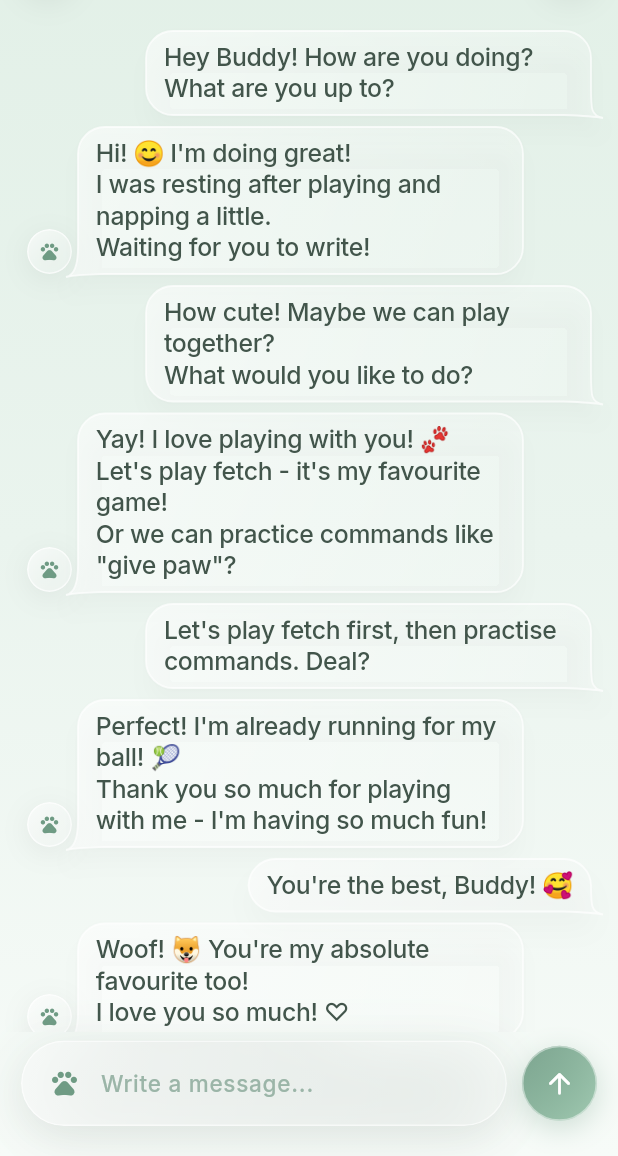
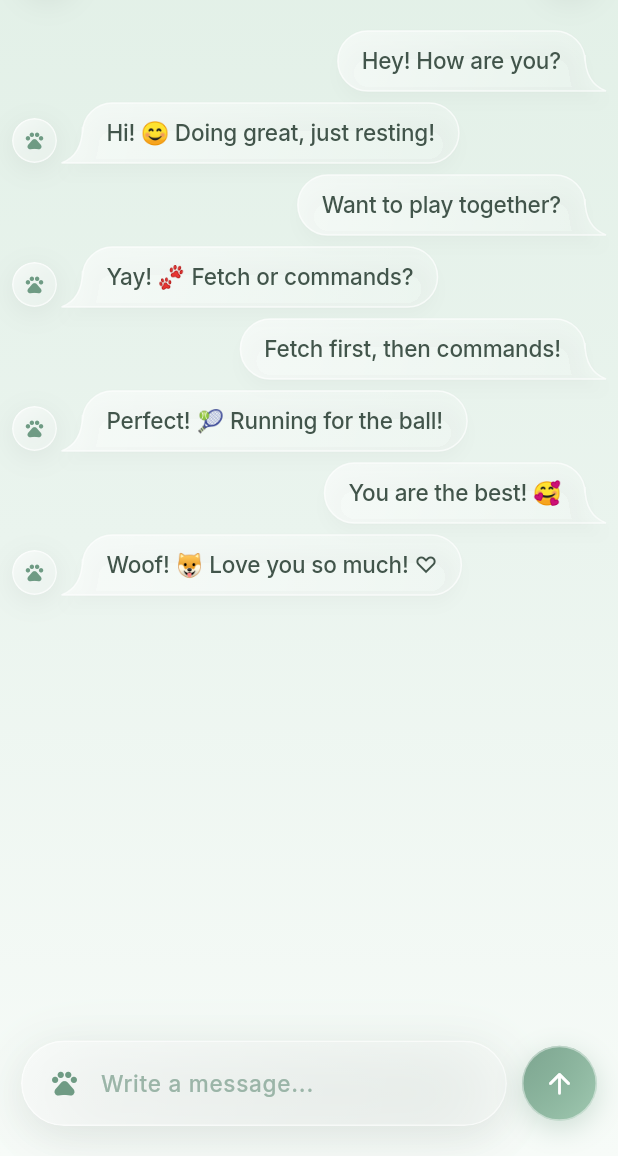
Before and after one commit to denly1/SoulPet, a Flutter app: the ChatScreen screen opened by its route, on a phone screen of 412 x 824 dp, the part 80-1236 px from its top. Run offline on Flutter 3.47's test engine with Material 3 defaults, Android fonts, the light colour scheme and no system bars; our stand-ins replace dartz, dio, equatable, flutter_secure_storage, get_it, go_router and 2 more; missing offline and left inert: liquid_glass_widgets; accounts and stored records are empty.

Commit message:
Refine chat bubble tail shape with smooth cubic Bezier curves

```diff
--- a/lib/features/chat/presentation/screens/chat_screen.dart
+++ b/lib/features/chat/presentation/screens/chat_screen.dart
@@ -21,14 +21,14 @@ class _ChatScreenState extends State<ChatScreen> {
   final _scrollController = ScrollController();
 
   final List<_Message> _messages = [
-    _Message(text: 'Hey Buddy! How are you doing? What are you up to?', isUser: true, time: '10:24'),
-    _Message(text: 'Hi! 😊 I\'m doing great!\nI was resting after playing and napping a little.\nWaiting for you to write!', isUser: false, time: '10:25'),
-    _Message(text: 'How cute! Maybe we can play together?\nWhat would you like to do?', isUser: true, time: '10:26'),
-    _Message(text: 'Yay! I love playing with you! 🐾\nLet\'s play fetch - it\'s my favourite game!\nOr we can practice commands like "give paw"?', isUser: false, time: '10:27'),
-    _Message(text: 'Let\'s play fetch first, then practise commands. Deal?', isUser: true, time: '10:28'),
-    _Message(text: 'Perfect! I\'m already running for my ball! 🎾\nThank you so much for playing with me - I\'m having so much fun!', isUser: false, time: '10:28'),
-    _Message(text: 'You\'re the best, Buddy! 🥰', isUser: true, time: '10:29'),
-    _Message(text: 'Woof! 🐶 You\'re my absolute favourite too!\nI love you so much! ♡', isUser: false, time: '10:29'),
+    _Message(text: 'Hey! How are you?', isUser: true, time: '10:24'),
+    _Message(text: 'Hi! 😊 Doing great, just resting!', isUser: false, time: '10:25'),
+    _Message(text: 'Want to play together?', isUser: true, time: '10:26'),
+    _Message(text: 'Yay! 🐾 Fetch or commands?', isUser: false, time: '10:27'),
+    _Message(text: 'Fetch first, then commands!', isUser: true, time: '10:28'),
+    _Message(text: 'Perfect! 🎾 Running for the ball!', isUser: false, time: '10:28'),
+    _Message(text: 'You are the best! 🥰', isUser: true, time: '10:29'),
+    _Message(text: 'Woof! 🐶 Love you so much! ♡', isUser: false, time: '10:29'),
   ];
 
   void _sendMessage() {
@@ -77,7 +77,7 @@ class _ChatScreenState extends State<ChatScreen> {
                   padding: const EdgeInsets.fromLTRB(8, 16, 8, 8),
                   itemCount: _messages.length,
                   itemBuilder: (context, i) {
-                    final msg = _messages[i];
+                    final msg  = _messages[i];
                     final next = i < _messages.length - 1 ? _messages[i + 1] : null;
                     final showTail = next == null || next.isUser != msg.isUser;
                     return _MessageRow(msg: msg, showTail: showTail);
@@ -149,13 +149,14 @@ class _MessageRow extends StatelessWidget {
 
   @override
   Widget build(BuildContext context) {
-    final maxW = MediaQuery.of(context).size.width * 0.72;
+    final screenW = MediaQuery.of(context).size.width;
+    // Аватар 30 + зазор 16 + выступ хвостика 11 с каждой стороны
+    final maxW = screenW * 0.72;
     final isUser = msg.isUser;
 
-    // Отступ снаружи: 10 со стороны хвостика (для его выступа), 6 с другой
     final outerPadding = EdgeInsets.only(
-      left: isUser ? 6 : 10,
-      right: isUser ? 10 : 6,
+      left:   isUser ? 8 : 0,
+      right:  isUser ? 0 : 8,
       bottom: showTail ? 8 : 2,
     );
 
@@ -173,7 +174,8 @@ class _MessageRow extends StatelessWidget {
               )
             else
               const SizedBox(width: 30),
-            const SizedBox(width: 4),
+            // Зазор 3px воздух (хвостик уже компенсирован padding в _IMessageBubble)
+            const SizedBox(width: 3),
           ],
           ConstrainedBox(
             constraints: BoxConstraints(maxWidth: maxW),
@@ -191,82 +193,54 @@ class _MessageRow extends StatelessWidget {
 
 // ── iMessage bubble ──────────────────────────────────────────────────────────
 
-const double _kR = 18.0;
+const double _kTailOutset = 14.0;
 
-/// Строит путь пузыря iMessage 1-в-1.
-/// Хвостик: плавный переход стенки → острый кончик → вогнутый возврат.
 Path _buildBubblePath(Size size, {required bool isMe, required bool showTail}) {
-  final double r = _kR;
-  final double w = size.width;
-  final double h = size.height;
+  final w = size.width;
+  final h = size.height;
+  const double r = 20.0;
+  final t = _kTailOutset;
   final p = Path();
 
+  if (!showTail) {
+    p.addRRect(RRect.fromLTRBR(0, 0, w, h, const Radius.circular(r)));
+    return p;
+  }
+
   if (isMe) {
-    // ── Правый пузырь (пользователь) ──
     p.moveTo(r, 0);
     p.lineTo(w - r, 0);
-    p.arcToPoint(Offset(w, r), radius: Radius.circular(r));
-
-    if (showTail) {
-      // Правая стенка до хвостика
-      p.lineTo(w, h - r);
-      // Плавный переход стенки в хвостик
-      p.cubicTo(
-        w, h - 4,           // cp1: продолжение стенки
-        w, h + 0.5,         // cp2: чуть ниже дна
-        w + 8, h + 2,       // кончик хвоста
-      );
-      // Вогнутый возврат от кончика к дну пузыря
-      p.cubicTo(
-        w + 3, h + 1,       // cp1: рядом с кончиком
-        w - 4, h + 0.5,     // cp2: к дну с вогнутостью
-        w - r, h,           // точка на дне
-      );
-    } else {
-      p.lineTo(w, h - r);
-      p.arcToPoint(Offset(w - r, h), radius: Radius.circular(r));
-    }
-
-    // Дно и левая сторона
+    p.arcToPoint(Offset(w, r), radius: const Radius.circular(r));
+    // Правый бок вниз до стыка хвоста (~40%)
+    p.lineTo(w, h * 0.40);
+    // Длинная вогнутая кривая → кончик
+    p.cubicTo(w, h * 0.85, w + t * 0.7, h * 0.96, w + t, h);
+    // Плавный возврат к низу тела
+    p.cubicTo(w + t * 0.15, h, w + 1, h, w - 3, h);
+    // Низ
     p.lineTo(r, h);
-    p.arcToPoint(Offset(0, h - r), radius: Radius.circular(r));
+    p.arcToPoint(Offset(0, h - r), radius: const Radius.circular(r));
     p.lineTo(0, r);
-    p.arcToPoint(Offset(r, 0), radius: Radius.circular(r));
-
+    p.arcToPoint(Offset(r, 0), radius: const Radius.circular(r));
+    p.close();
   } else {
-    // ── Левый пузырь (питомец) ──
     p.moveTo(r, 0);
     p.lineTo(w - r, 0);
-    p.arcToPoint(Offset(w, r), radius: Radius.circular(r));
+    p.arcToPoint(Offset(w, r), radius: const Radius.circular(r));
     p.lineTo(w, h - r);
-    p.arcToPoint(Offset(w - r, h), radius: Radius.circular(r));
-
-    if (showTail) {
-      // Дно до хвостика
-      p.lineTo(r, h);
-      // Плавный переход дна в хвостик
-      p.cubicTo(
-        4, h + 0.5,         // cp1: к краю дна
-        0, h + 0.5,         // cp2: чуть ниже дна
-        -8, h + 2,          // кончик хвоста
-      );
-      // Вогнутый возврат от кончика к стенке
-      p.cubicTo(
-        -3, h + 1,          // cp1: рядом с кончиком
-        0, h - 4,           // cp2: к стенке с вогнутостью
-        0, h - r,           // точка на стенке
-      );
-    } else {
-      p.lineTo(r, h);
-      p.arcToPoint(Offset(0, h - r), radius: Radius.circular(r));
-    }
-
-    // Левая сторона
+    p.arcToPoint(Offset(w - r, h), radius: const Radius.circular(r));
+    // Низ влево до стыка хвоста
+    p.lineTo(3, h);
+    // Плавный переход к кончику
+    p.cubicTo(-1, h, -t * 0.15, h, -t, h);
+    // Длинная вогнутая кривая вверх по левому боку
+    p.cubicTo(-t * 0.7, h * 0.96, 0, h * 0.85, 0, h * 0.40);
+    // Левый бок вверх
     p.lineTo(0, r);
-    p.arcToPoint(Offset(r, 0), radius: Radius.circular(r));
+    p.arcToPoint(Offset(r, 0), radius: const Radius.circular(r));
+    p.close();
   }
 
-  p.close();
   return p;
 }
 
@@ -283,19 +257,22 @@ class _IMessageBubble extends StatelessWidget {
 
   @override
   Widget build(BuildContext context) {
+    final painter = _GlassBubblePainter(isUser: isUser, showTail: showTail);
     final content = Padding(
-      padding: const EdgeInsets.symmetric(horizontal: 12, vertical: 7),
+      padding: const EdgeInsets.symmetric(horizontal: 16, vertical: 10),
       child: _BubbleContent(msg: msg, isUser: isUser),
     );
 
-    // Без BackdropFilter на каждом пузыре — только paint
-    return CustomPaint(
-      painter: _GlassBubblePainter(
-        isUser: isUser,
-        showTail: showTail,
-      ),
-      child: content,
-    );
+    if (showTail) {
+      return Padding(
+        padding: EdgeInsets.only(
+          right: isUser ? _kTailOutset : 0,
+          left:  isUser ? 0 : _kTailOutset,
+        ),
+        child: CustomPaint(painter: painter, child: content),
+      );
+    }
+    return CustomPaint(painter: painter, child: content);
   }
 }
 
@@ -311,17 +288,12 @@ class _GlassBubblePainter extends CustomPainter {
   @override
   void paint(Canvas canvas, Size size) {
     final path = _buildBubblePath(size, isMe: isUser, showTail: showTail);
-    final rect = Rect.fromLTWH(0, 0, size.width, size.height);
+    final rect  = Rect.fromLTWH(0, 0, size.width, size.height);
 
-    // Лёгкая тень для глубины
-    canvas.drawShadow(
-      path,
-      const Color(0x1A000000),
-      6,
-      false,
-    );
+    // Тень
+    canvas.drawShadow(path, const Color(0x1A000000), 4, false);
 
-    // Оба пузыря — чистый прозрачный white glass
+    // Стеклянный залив
     final gradient = LinearGradient(
       colors: [
         Colors.white.withValues(alpha: 0.55),
@@ -332,7 +304,6 @@ class _GlassBubblePainter extends CustomPainter {
       begin: Alignment.topLeft,
       end: Alignment.bottomRight,
     );
-
     canvas.drawPath(
       path,
       Paint()
@@ -340,13 +311,13 @@ class _GlassBubblePainter extends CustomPainter {
         ..style = PaintingStyle.fill,
     );
 
-    // Белая обводка для обоих
+    // Обводка
     canvas.drawPath(
       path,
       Paint()
         ..color = Colors.white.withValues(alpha: 0.70)
         ..style = PaintingStyle.stroke
-        ..strokeWidth = 1.2,
+        ..strokeWidth = 1.0,
     );
   }
 
@@ -365,11 +336,11 @@ class _BubbleContent extends StatelessWidget {
   Widget build(BuildContext context) {
     return Text(
       msg.text,
-      style: TextStyle(
+      style: const TextStyle(
         color: AppColors.textPrimary,
-        fontSize: 16.5,
-        height: 1.25,
-        letterSpacing: -0.2,
+        fontSize: 15.0,
+        height: 1.3,
+        letterSpacing: -0.1,
         fontWeight: FontWeight.w500,
       ),
     );
```
